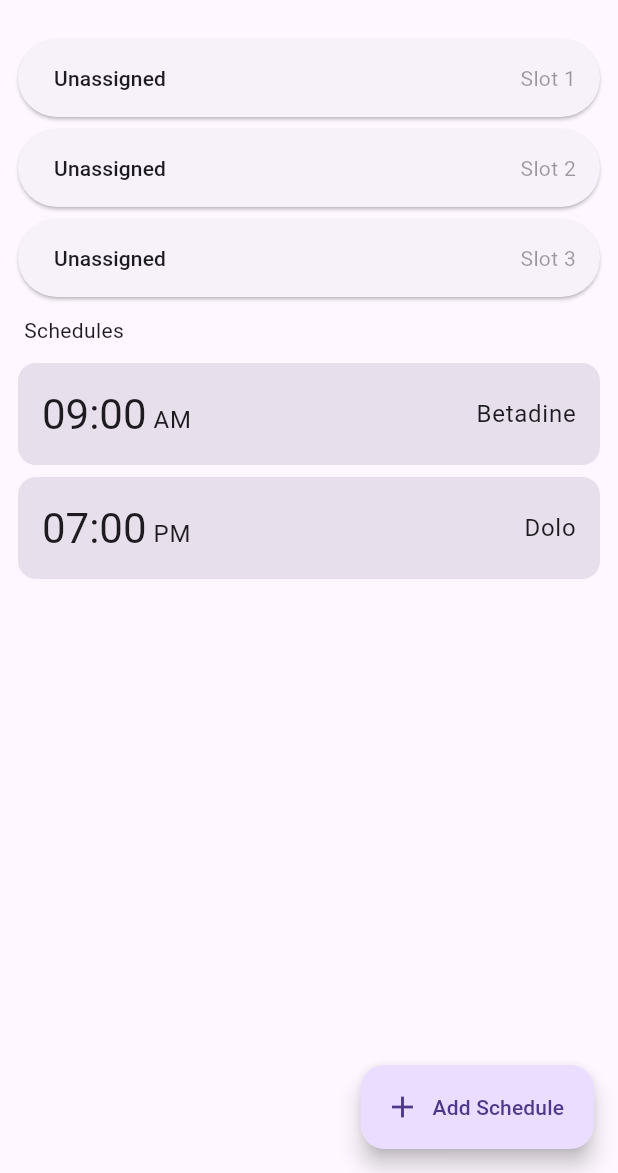
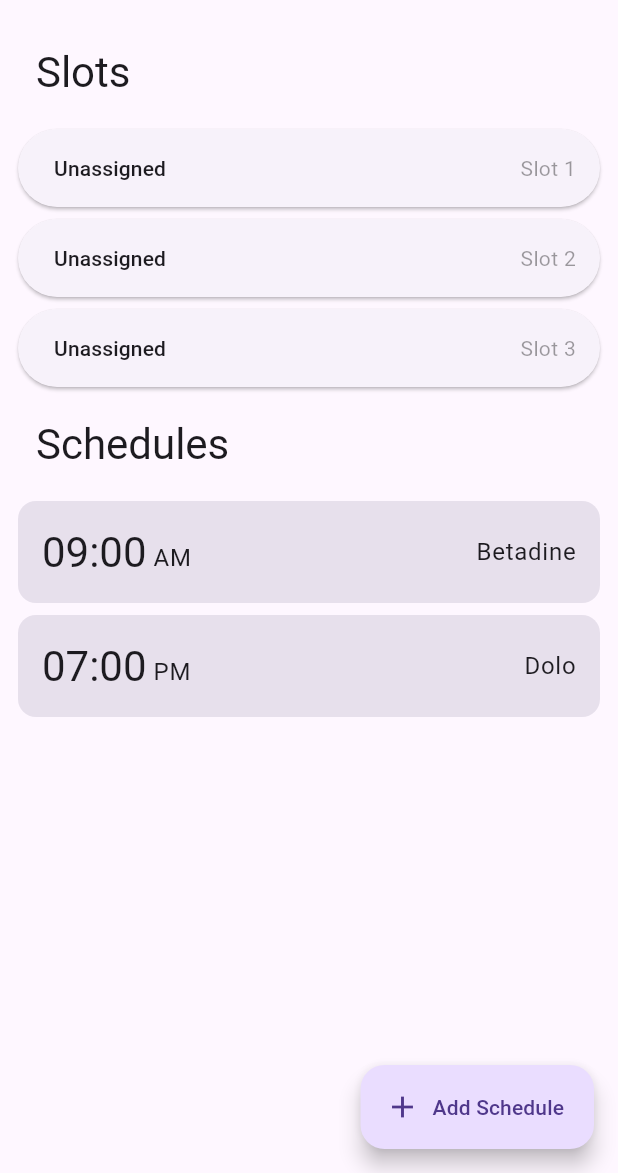
Before and after one commit to sudormrfbin/medis, a Flutter app: the screen it shows after launch, on a phone screen of 412 x 824 dp, the part 63-1236 px from its top. Run offline on Flutter 3.47's test engine with Material 2 defaults, Android fonts, the phone set to English and light mode, and no system bars; our stand-ins replace floor, flutter_riverpod, sqflite; accounts and stored records are empty; generated files the repository leaves out were written again.

Commit message:
Add headings

```diff
--- a/lib/main.dart
+++ b/lib/main.dart
@@ -44,9 +44,9 @@ class MedisApp extends StatelessWidget {
             icon: const Icon(Icons.add),
           );
         }),
-        body: const Padding(
-          padding: EdgeInsets.all(8),
-          child: MainPage(),
+        body: Padding(
+          padding: const EdgeInsets.all(8).copyWith(top: 0),
+          child: const MainPage(),
         ),
       ),
     );
--- a/lib/pages/main.dart
+++ b/lib/pages/main.dart
@@ -44,6 +44,22 @@ class MainPage extends ConsumerStatefulWidget {
   ConsumerState<MainPage> createState() => _MainPageState();
 }
 
+class Heading extends StatelessWidget {
+  final String text;
+  const Heading(this.text, {super.key});
+
+  @override
+  Widget build(BuildContext context) {
+    return Padding(
+      padding: const EdgeInsets.all(16.0),
+      child: Text(
+        text,
+        style: Theme.of(context).textTheme.headlineMedium,
+      ),
+    );
+  }
+}
+
 class _MainPageState extends ConsumerState<MainPage> {
   @override
   Widget build(BuildContext context) {
@@ -53,14 +69,16 @@ class _MainPageState extends ConsumerState<MainPage> {
     }, loading: () {
       return const Center(child: CircularProgressIndicator());
     }, data: (slots) {
-      return Column(crossAxisAlignment: CrossAxisAlignment.stretch, children: [
-        for (int i = 0; i <= 2; i++) SlotCard(slot: slots.get(i), id: i + 1),
-        Padding(
-          padding: const EdgeInsets.all(8.0),
-          child: const Text('Schedules'),
-        ),
-        for (final schedule in schedules) buildScheduleTile(context, schedule),
-      ]);
+      return SingleChildScrollView(
+        child:
+            Column(crossAxisAlignment: CrossAxisAlignment.stretch, children: [
+          const Heading('Slots'),
+          for (int i = 0; i <= 2; i++) SlotCard(slot: slots.get(i), id: i + 1),
+          const Heading('Schedules'),
+          for (final schedule in schedules)
+            buildScheduleTile(context, schedule),
+        ]),
+      );
     });
   }
 
```
